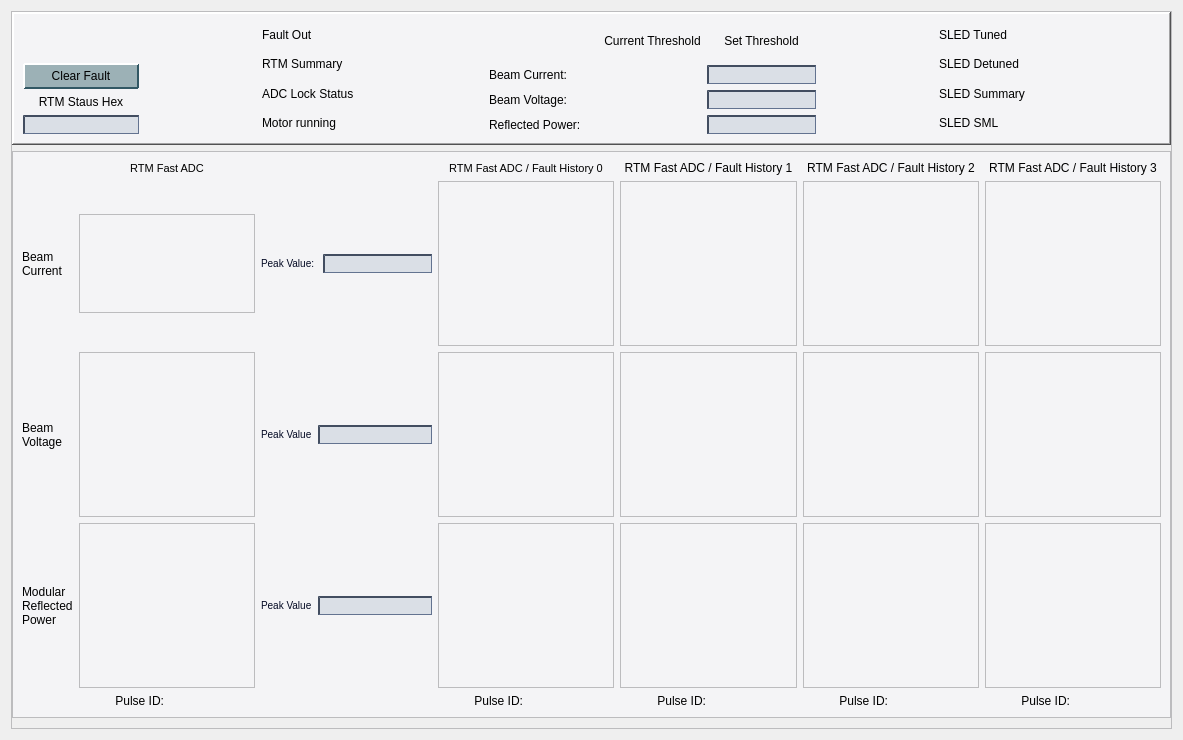
Before: the Qt Designer form new_look/rtm.ui in cristinasewell/ATCA_PyDM_Screens, drawn with Qt 5.
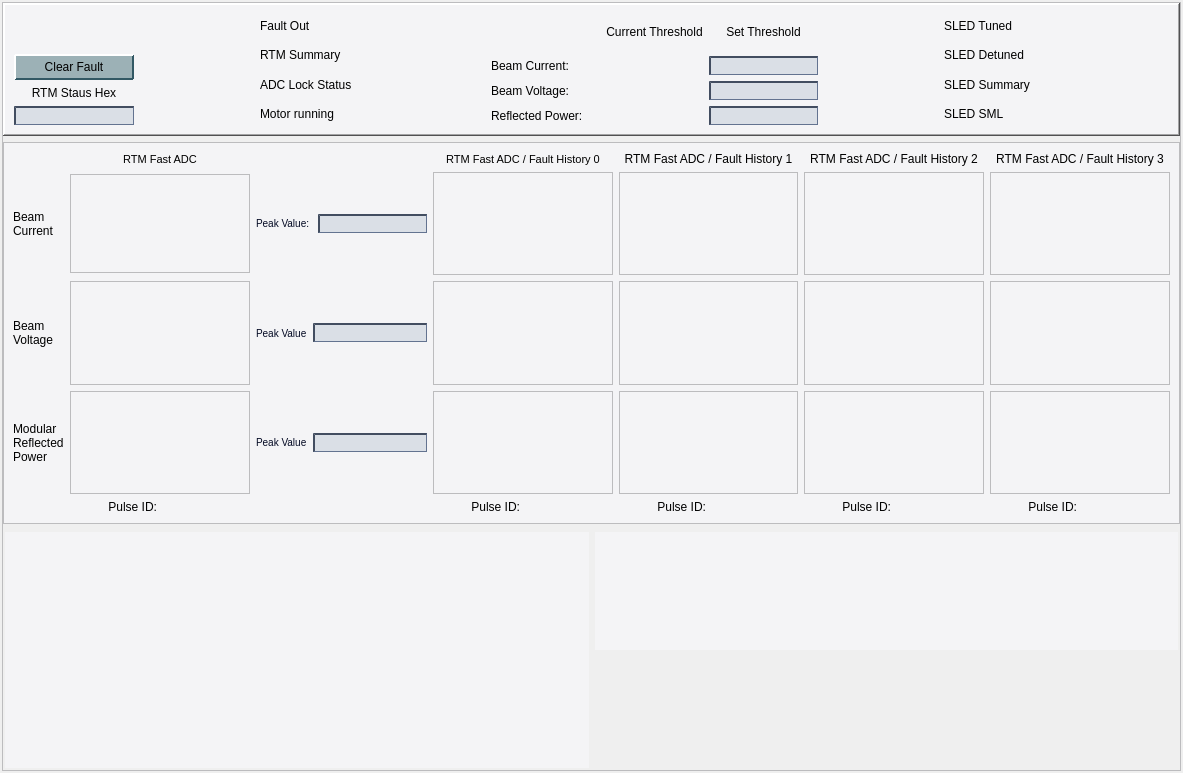
After: the same form once the commit is applied. Custom widgets are drawn as their Qt base class.

Commit message: MNT - changed layout of sled bits, still needs work

```diff
--- a/new_look/rtm.ui
+++ b/new_look/rtm.ui
@@ -7,7 +7,7 @@
     <x>0</x>
     <y>0</y>
     <width>1183</width>
-    <height>740</height>
+    <height>773</height>
    </rect>
   </property>
   <property name="windowTitle">
@@ -170,6 +170,18 @@
 }</string>
   </property>
   <layout class="QVBoxLayout" name="verticalLayout">
+   <property name="leftMargin">
+    <number>2</number>
+   </property>
+   <property name="topMargin">
+    <number>2</number>
+   </property>
+   <property name="rightMargin">
+    <number>2</number>
+   </property>
+   <property name="bottomMargin">
+    <number>2</number>
+   </property>
    <item>
     <widget class="QScrollArea" name="scrollArea">
      <property name="widgetResizable">
@@ -180,8 +192,8 @@
        <rect>
         <x>0</x>
         <y>0</y>
-        <width>1167</width>
-        <height>724</height>
+        <width>1177</width>
+        <height>767</height>
        </rect>
       </property>
       <layout class="QVBoxLayout" name="verticalLayout_2" stretch="0,1,0">
@@ -1582,7 +1594,7 @@
         </widget>
        </item>
        <item>
-        <layout class="QHBoxLayout" name="horizontalLayout_7">
+        <layout class="QGridLayout" name="gridLayout_6" columnstretch="0,0">
          <property name="leftMargin">
           <number>2</number>
          </property>
@@ -1595,8 +1607,20 @@
          <property name="bottomMargin">
           <number>2</number>
          </property>
-         <item>
+         <item row="0" column="0" rowspan="2">
           <widget class="PyDMEmbeddedDisplay" name="PyDMEmbeddedDisplay_3">
+           <property name="sizePolicy">
+            <sizepolicy hsizetype="Preferred" vsizetype="MinimumExpanding">
+             <horstretch>0</horstretch>
+             <verstretch>0</verstretch>
+            </sizepolicy>
+           </property>
+           <property name="minimumSize">
+            <size>
+             <width>0</width>
+             <height>236</height>
+            </size>
+           </property>
            <property name="toolTip">
             <string/>
            </property>
@@ -1605,7 +1629,7 @@
            </property>
           </widget>
          </item>
-         <item>
+         <item row="0" column="1">
           <widget class="PyDMEmbeddedDisplay" name="PyDMEmbeddedDisplay_2">
            <property name="toolTip">
             <string/>
@@ -1615,6 +1639,22 @@
            </property>
           </widget>
          </item>
+         <item row="1" column="1">
+          <spacer name="verticalSpacer_2">
+           <property name="orientation">
+            <enum>Qt::Vertical</enum>
+           </property>
+           <property name="sizeType">
+            <enum>QSizePolicy::Preferred</enum>
+           </property>
+           <property name="sizeHint" stdset="0">
+            <size>
+             <width>20</width>
+             <height>40</height>
+            </size>
+           </property>
+          </spacer>
+         </item>
         </layout>
        </item>
       </layout>
```
Left out of the diff: 1084 changed lines with no effect on the pictures. The commit also changes 1 other file.
